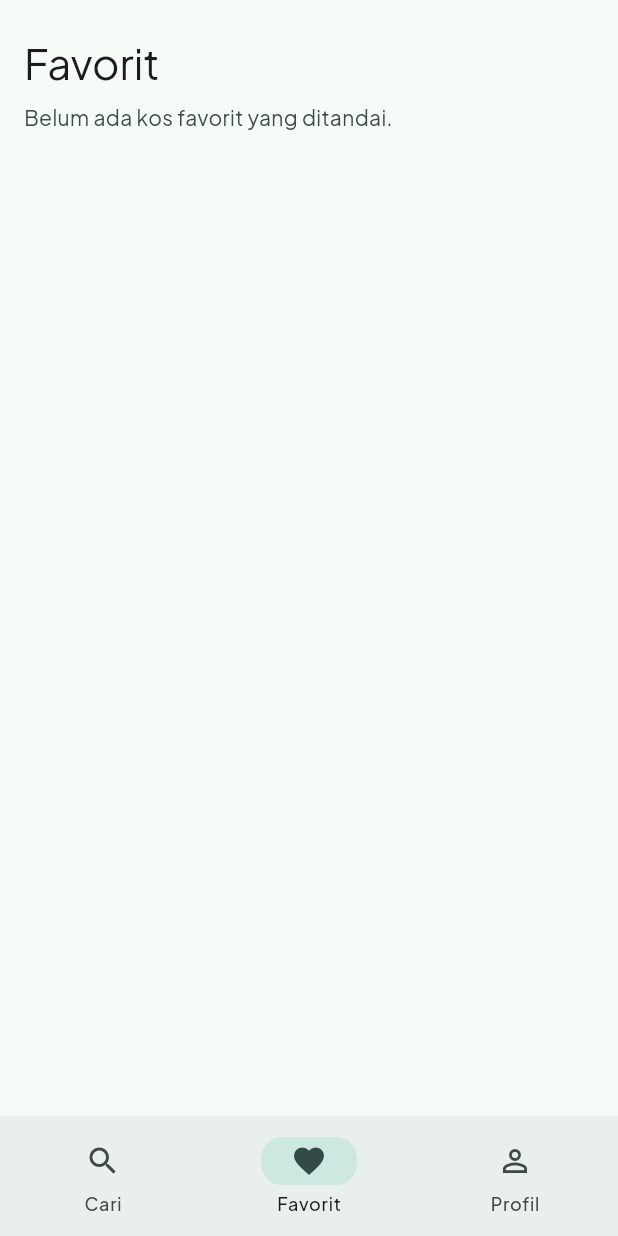
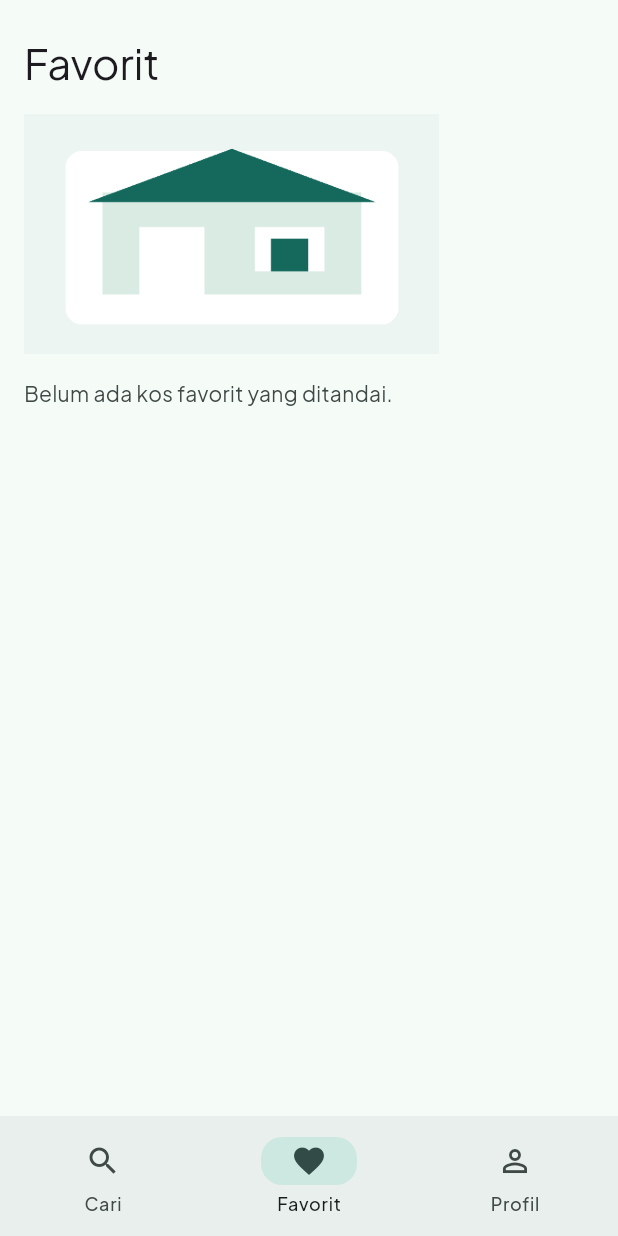
Before and after one commit to Bahaa-Arma/kost-dekat, a Flutter app: the HalamanUtama screen opened directly, item 2 of the bottom bar chosen, on a phone screen of 412 x 824 dp. Run offline on Flutter 3.47's test engine with Material 3 defaults, Android fonts, the phone set to English and light mode, and no system bars; our stand-ins replace google_fonts; network calls fail.

Commit message:
Ikon launcher flutter launcher icons aset gambar lokal (#23)
* fix: perbaiki sisa konflik merge PR #15 dan #20

Konflik merge diselesaikan dengan menyimpan kedua versi kode,
sehingga app tidak bisa dikompilasi (117 masalah di flutter analyze).

- pubspec.yaml: hapus dependensi http yang dobel
- pubspec.lock: hapus entri dobel package_config dan vector_math
- model/ulasan.dart: pulihkan constructor dan fromJson
- service/kos_service.dart: gabungkan versi PR #17 dengan dispose()
  dari PR #20; client dibuat opsional untuk KosService() di HalamanUtama
- service/kos_service.dart: hapus kirimUlasan, karena tidak dipanggil
  dan server tidak punya POST /ulasan
- main.dart: halaman awal kembali ke HalamanLogin, themeModeNotifier tetap
- test: rapikan kos_service_test dan widget_test

Co-Authored-By: Claude Opus 5.5 <noreply@anthropic.com>

* perbaikan

* SCRUM-35 Ikon launcher (flutter_launcher_icons) + aset gambar lokal

---------

Co-authored-by: aturrr62 <522210134@univpancasila.ac.id>
Co-authored-by: Claude Opus 5.5 <noreply@anthropic.com>

```diff
--- a/app/lib/halaman/tab_favorit.dart
+++ b/app/lib/halaman/tab_favorit.dart
@@ -28,7 +28,13 @@ class TabFavorit extends StatelessWidget {
           crossAxisAlignment: CrossAxisAlignment.start,
           children: [
             Text('Favorit', style: teks.headlineMedium),
-            const SizedBox(height: 8),
+            const SizedBox(height: 16),
+            Image.asset(
+              'assets/kos_illustration.png',
+              height: 160,
+              excludeFromSemantics: true,
+            ),
+            const SizedBox(height: 16),
             Text(
               'Belum ada kos favorit yang ditandai.',
               style: teks.bodyMedium?.copyWith(color: warna.onSurfaceVariant),
--- a/app/pubspec.yaml
+++ b/app/pubspec.yaml
@@ -17,6 +17,10 @@ dev_dependencies:
   flutter_lints: ^5.0.0
   mockito: ^5.4.4
   flutter_launcher_icons: ^0.14.1
+
+dependency_overrides:
+  path_provider_foundation: 2.4.0
+
 flutter:
   uses-material-design: true
   assets:
```
Also changed, not shown: app/pubspec.lock, 3 other files.
